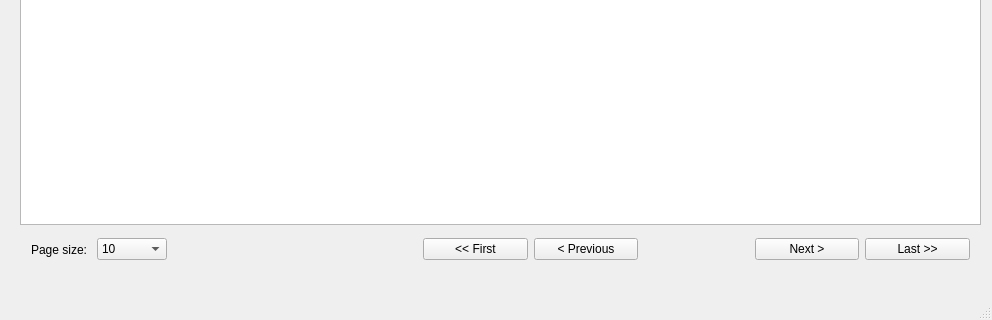
Old version of the form src/TSS_App.ui in the repository juliaondrusova/TSS_2025_Ondrusova; both pictures show x 0 to 992 and y 393 to 713 of the 992 by 713 pixel window.
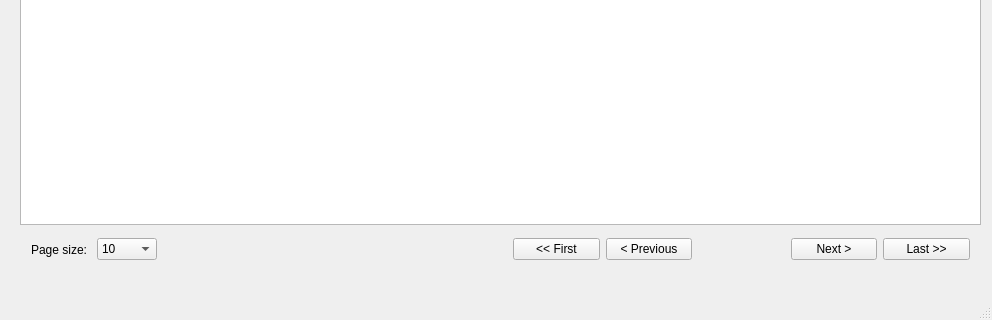
New version of the form.

Patch:
```diff
--- a/src/TSS_App.ui
+++ b/src/TSS_App.ui
@@ -146,7 +146,7 @@
       <widget class="QComboBox" name="comboPageSize">
        <property name="maximumSize">
         <size>
-         <width>70</width>
+         <width>60</width>
          <height>16777215</height>
         </size>
        </property>
@@ -190,7 +190,7 @@
        </property>
        <property name="sizeHint" stdset="0">
         <size>
-         <width>250</width>
+         <width>350</width>
          <height>20</height>
         </size>
        </property>
```
